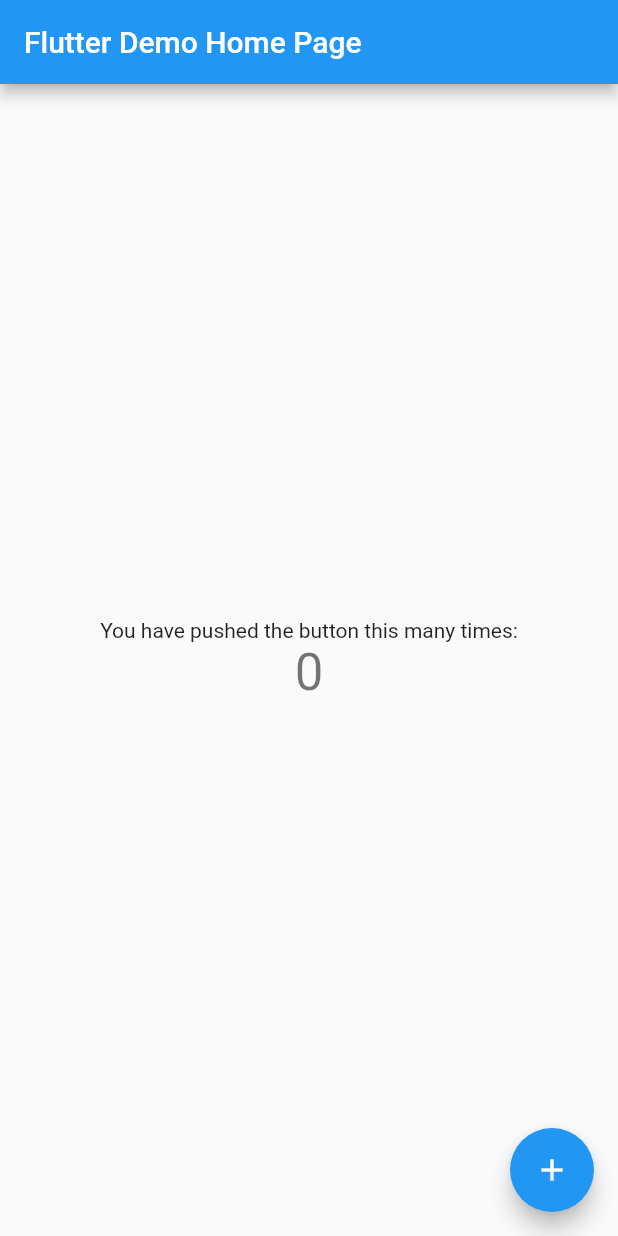
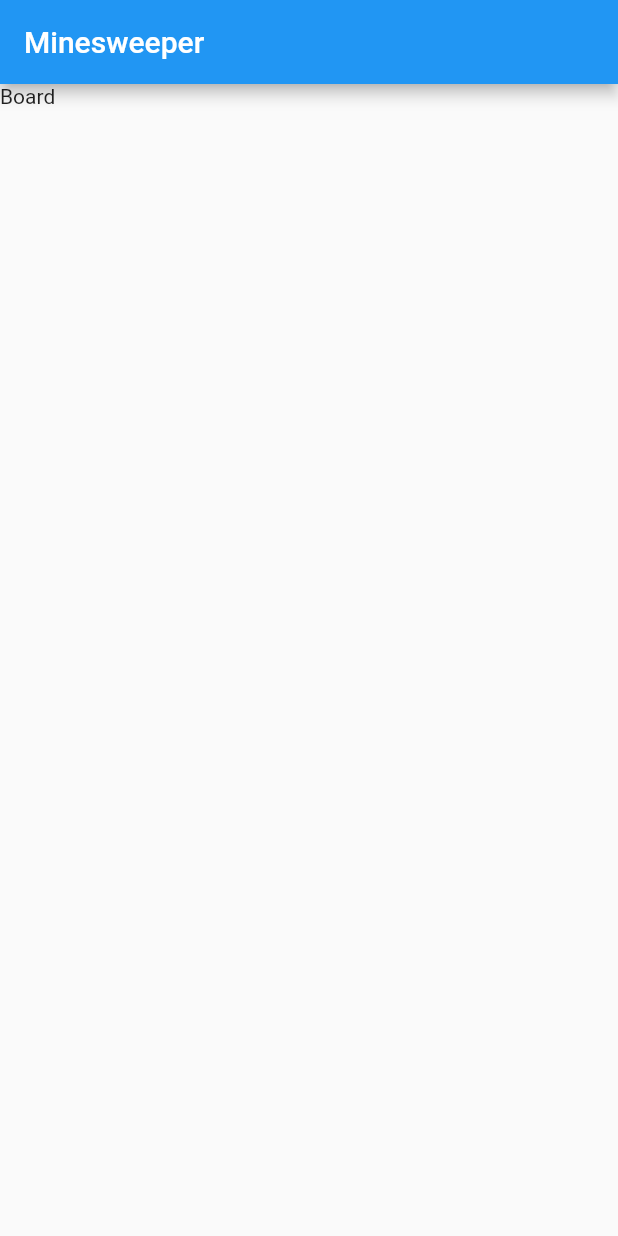
Before and after one commit to yuriazevedo11/minesweeper, a Flutter app: the screen it shows after launch, on a phone screen of 412 x 824 dp. Run offline on Flutter 3.47's test engine with Material 2 defaults, Android fonts, the phone set to English and light mode, and no system bars.

Commit message:
feat: Add MinesweeperApp to main

```diff
--- a/lib/main.dart
+++ b/lib/main.dart
@@ -1,111 +1,4 @@
 import 'package:flutter/material.dart';
+import 'screens/minesweeper_app.dart';
 
-void main() => runApp(MyApp());
-
-class MyApp extends StatelessWidget {
-  // This widget is the root of your application.
-  @override
-  Widget build(BuildContext context) {
-    return MaterialApp(
-      title: 'Flutter Demo',
-      theme: ThemeData(
-        // This is the theme of your application.
-        //
-        // Try running your application with "flutter run". You'll see the
-        // application has a blue toolbar. Then, without quitting the app, try
-        // changing the primarySwatch below to Colors.green and then invoke
-        // "hot reload" (press "r" in the console where you ran "flutter run",
-        // or simply save your changes to "hot reload" in a Flutter IDE).
-        // Notice that the counter didn't reset back to zero; the application
-        // is not restarted.
-        primarySwatch: Colors.blue,
-      ),
-      home: MyHomePage(title: 'Flutter Demo Home Page'),
-    );
-  }
-}
-
-class MyHomePage extends StatefulWidget {
-  MyHomePage({Key key, this.title}) : super(key: key);
-
-  // This widget is the home page of your application. It is stateful, meaning
-  // that it has a State object (defined below) that contains fields that affect
-  // how it looks.
-
-  // This class is the configuration for the state. It holds the values (in this
-  // case the title) provided by the parent (in this case the App widget) and
-  // used by the build method of the State. Fields in a Widget subclass are
-  // always marked "final".
-
-  final String title;
-
-  @override
-  _MyHomePageState createState() => _MyHomePageState();
-}
-
-class _MyHomePageState extends State<MyHomePage> {
-  int _counter = 0;
-
-  void _incrementCounter() {
-    setState(() {
-      // This call to setState tells the Flutter framework that something has
-      // changed in this State, which causes it to rerun the build method below
-      // so that the display can reflect the updated values. If we changed
-      // _counter without calling setState(), then the build method would not be
-      // called again, and so nothing would appear to happen.
-      _counter++;
-    });
-  }
-
-  @override
-  Widget build(BuildContext context) {
-    // This method is rerun every time setState is called, for instance as done
-    // by the _incrementCounter method above.
-    //
-    // The Flutter framework has been optimized to make rerunning build methods
-    // fast, so that you can just rebuild anything that needs updating rather
-    // than having to individually change instances of widgets.
-    return Scaffold(
-      appBar: AppBar(
-        // Here we take the value from the MyHomePage object that was created by
-        // the App.build method, and use it to set our appbar title.
-        title: Text(widget.title),
-      ),
-      body: Center(
-        // Center is a layout widget. It takes a single child and positions it
-        // in the middle of the parent.
-        child: Column(
-          // Column is also a layout widget. It takes a list of children and
-          // arranges them vertically. By default, it sizes itself to fit its
-          // children horizontally, and tries to be as tall as its parent.
-          //
-          // Invoke "debug painting" (press "p" in the console, choose the
-          // "Toggle Debug Paint" action from the Flutter Inspector in Android
-          // Studio, or the "Toggle Debug Paint" command in Visual Studio Code)
-          // to see the wireframe for each widget.
-          //
-          // Column has various properties to control how it sizes itself and
-          // how it positions its children. Here we use mainAxisAlignment to
-          // center the children vertically; the main axis here is the vertical
-          // axis because Columns are vertical (the cross axis would be
-          // horizontal).
-          mainAxisAlignment: MainAxisAlignment.center,
-          children: <Widget>[
-            Text(
-              'You have pushed the button this many times:',
-            ),
-            Text(
-              '$_counter',
-              style: Theme.of(context).textTheme.display1,
-            ),
-          ],
-        ),
-      ),
-      floatingActionButton: FloatingActionButton(
-        onPressed: _incrementCounter,
-        tooltip: 'Increment',
-        child: Icon(Icons.add),
-      ), // This trailing comma makes auto-formatting nicer for build methods.
-    );
-  }
-}
+void main() => runApp(MinesweeperApp());
--- /dev/null
+++ b/lib/screens/minesweeper_app.dart
@@ -0,0 +1,17 @@
+import 'package:flutter/material.dart';
+
+class MinesweeperApp extends StatelessWidget {
+  @override
+  Widget build(BuildContext context) {
+    return MaterialApp(
+      home: Scaffold(
+        appBar: AppBar(
+          title: Text('Minesweeper'),
+        ),
+        body: Container(
+          child: Text('Board'),
+        ),
+      ),
+    );
+  }
+}
```
